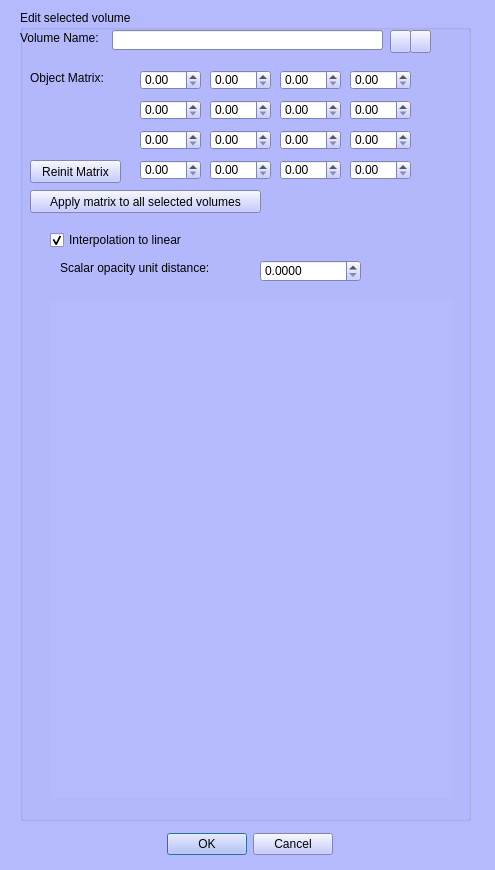
First picture: the form in MorphoDig/Qt/mqEditVolumeDialog.ui, repository morphomuseum/MorphoDig, before the edit.
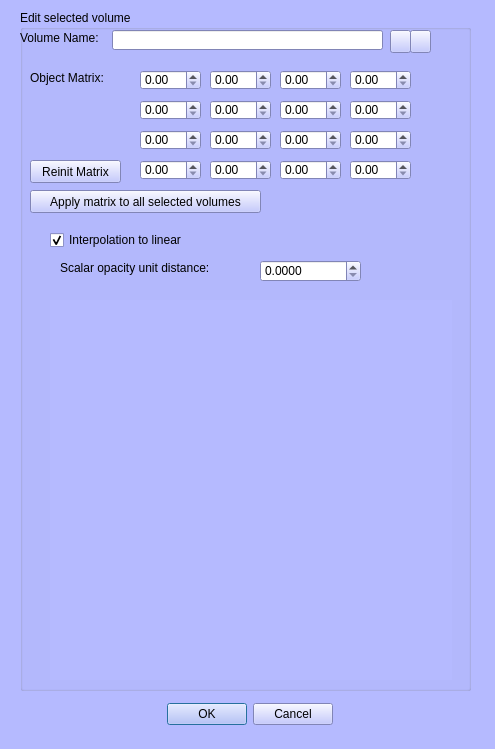
Second picture: the form after the edit. Icons and pictures are not drawn.

Commit message: Scalars Volume Opacity widget hacks

Patch:
```diff
--- a/MorphoDig/Qt/mqEditVolumeDialog.ui
+++ b/MorphoDig/Qt/mqEditVolumeDialog.ui
@@ -7,7 +7,7 @@
     <x>0</x>
     <y>0</y>
     <width>495</width>
-    <height>870</height>
+    <height>749</height>
    </rect>
   </property>
   <property name="palette">
@@ -459,7 +459,7 @@
    <property name="geometry">
     <rect>
      <x>140</x>
-     <y>830</y>
+     <y>700</y>
      <width>195</width>
      <height>30</height>
     </rect>
@@ -472,7 +472,7 @@
      <x>20</x>
      <y>10</y>
      <width>451</width>
-     <height>811</height>
+     <height>681</height>
     </rect>
    </property>
    <property name="title">
@@ -742,7 +742,7 @@
       <x>30</x>
       <y>290</y>
       <width>402</width>
-      <height>498</height>
+      <height>380</height>
      </rect>
     </property>
     <property name="frameShape">
@@ -760,7 +760,7 @@
        <x>0</x>
        <y>0</y>
        <width>402</width>
-       <height>498</height>
+       <height>380</height>
       </rect>
      </property>
      <layout class="QVBoxLayout" name="ScrollAreaLayout" stretch="0">
@@ -845,7 +845,7 @@
    <property name="geometry">
     <rect>
      <x>140</x>
-     <y>830</y>
+     <y>700</y>
      <width>193</width>
      <height>28</height>
     </rect>
```
The commit also changes 9 other files.
